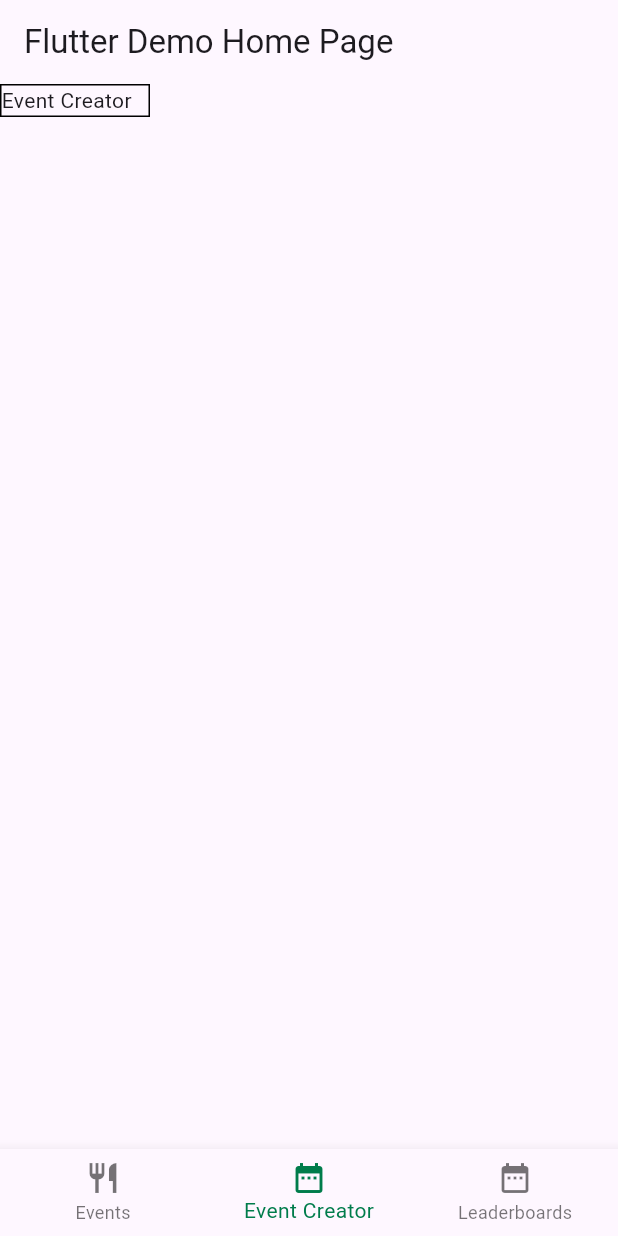
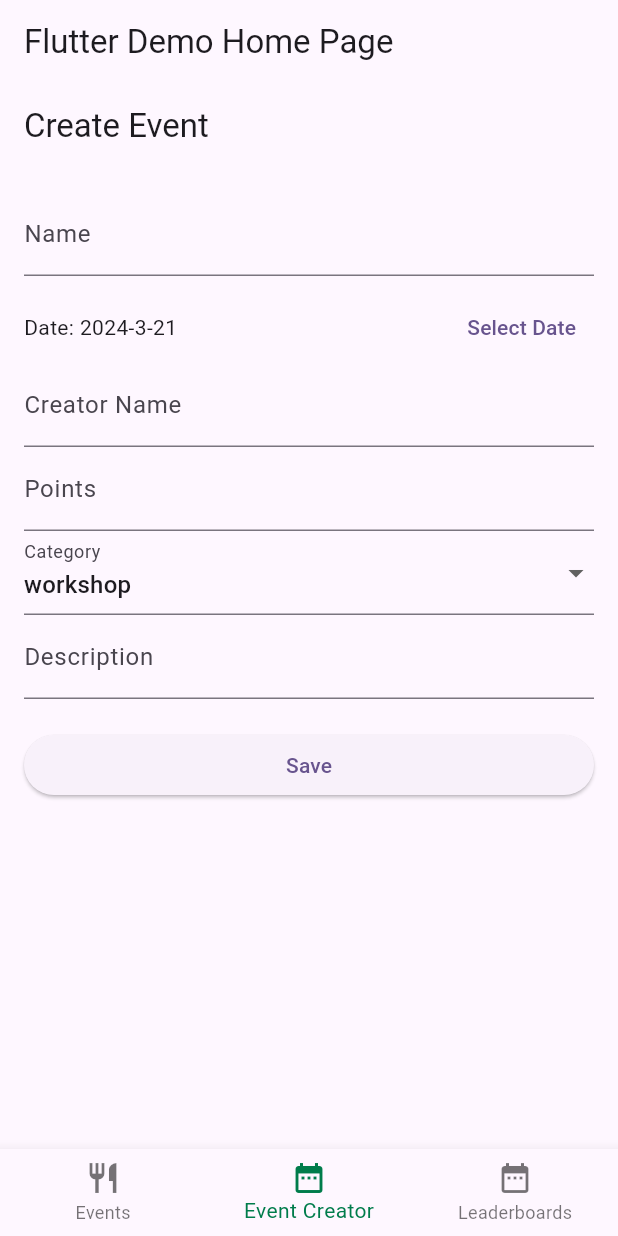
Before and after one commit to McMaster1301/munich-worship, a Flutter app: the screen it shows after launch, item 2 of the bottom bar chosen, on a phone screen of 412 x 824 dp. Run offline on Flutter 3.47's test engine with Material 3 defaults, Android fonts, the phone set to English and light mode, and no system bars.

Commit message:
event creation

```diff
--- a/lib/event_creator.dart
+++ b/lib/event_creator.dart
@@ -1,23 +1,160 @@
 import 'package:flutter/material.dart';
 
-class EventCreator extends StatefulWidget {
-  @override
-  // ignore: no_logic_in_create_state
-  State<EventCreator> createState() => _EventCreatorState();
+enum Category {
+  workshop,
+  sustainability,
+  nutrition,
+  exercise,
+  mindfulness,
+  socialInteractions
 }
 
-class _EventCreatorState extends State<EventCreator> {
+class Event {
+  String name;
+  DateTime date;
+  String creatorName;
+  int points;
+  Category category;
+  String description;
+
+  Event({
+    required this.name,
+    required this.date,
+    required this.creatorName,
+    required this.points,
+    required this.category,
+    required this.description,
+  });
+}
+
+class EventEditor extends StatefulWidget {
+  final Function(Event) onSave;
+
+  EventEditor({required this.onSave});
+
+  @override
+  _EventEditorState createState() => _EventEditorState();
+}
+
+class _EventEditorState extends State<EventEditor> {
+  late TextEditingController _nameController;
+  late TextEditingController _creatorNameController;
+  late TextEditingController _pointsController;
+  late Category _selectedCategory;
+  late TextEditingController _descriptionController;
+  late DateTime _selectedDate;
+
   @override
   void initState() {
     super.initState();
-    //This is the place to fetch sth for api since it is only done once (not in build where it is rebuilt every time)
+    _nameController = TextEditingController();
+    _creatorNameController = TextEditingController();
+    _pointsController = TextEditingController();
+    _descriptionController = TextEditingController();
+    _selectedCategory = Category.workshop;
+    _selectedDate = DateTime.now();
+  }
+
+  @override
+  void dispose() {
+    _nameController.dispose();
+    _creatorNameController.dispose();
+    _pointsController.dispose();
+    _descriptionController.dispose();
+    super.dispose();
   }
 
   @override
   Widget build(BuildContext context) {
-    return Container(
-        width: 100,
-        decoration: BoxDecoration(border: Border.all()),
-        child: const Text(overflow: TextOverflow.ellipsis, 'Event Creator'));
+    return Scaffold(
+      appBar: AppBar(
+        title: Text('Create Event'),
+      ),
+      body: SingleChildScrollView(
+        padding: EdgeInsets.all(16.0),
+        child: Column(
+          crossAxisAlignment: CrossAxisAlignment.stretch,
+          children: [
+            TextField(
+              controller: _nameController,
+              decoration: InputDecoration(labelText: 'Name'),
+            ),
+            SizedBox(height: 10),
+            Row(
+              children: [
+                Expanded(
+                  child: Text(
+                    'Date: ${_selectedDate.year}-${_selectedDate.month}-${_selectedDate.day}',
+                  ),
+                ),
+                TextButton(
+                  onPressed: () => _selectDate(context),
+                  child: Text('Select Date'),
+                ),
+              ],
+            ),
+            TextField(
+              controller: _creatorNameController,
+              decoration: InputDecoration(labelText: 'Creator Name'),
+            ),
+            TextField(
+              controller: _pointsController,
+              keyboardType: TextInputType.number,
+              decoration: InputDecoration(labelText: 'Points'),
+            ),
+            DropdownButtonFormField<Category>(
+              value: _selectedCategory,
+              onChanged: (value) {
+                setState(() {
+                  _selectedCategory = value!;
+                });
+              },
+              items: Category.values.map((category) {
+                return DropdownMenuItem<Category>(
+                  value: category,
+                  child: Text(category.toString().split('.').last),
+                );
+              }).toList(),
+              decoration: InputDecoration(labelText: 'Category'),
+            ),
+            TextField(
+              controller: _descriptionController,
+              decoration: InputDecoration(labelText: 'Description'),
+              maxLines: null,
+            ),
+            SizedBox(height: 20),
+            ElevatedButton(
+              onPressed: () {
+                final event = Event(
+                  name: _nameController.text,
+                  date: _selectedDate,
+                  creatorName: _creatorNameController.text,
+                  points: int.tryParse(_pointsController.text) ?? 0,
+                  category: _selectedCategory,
+                  description: _descriptionController.text,
+                );
+                widget.onSave(event);
+                Navigator.of(context).pop();
+              },
+              child: Text('Save'),
+            ),
+          ],
+        ),
+      ),
+    );
+  }
+
+  Future<void> _selectDate(BuildContext context) async {
+    final DateTime? pickedDate = await showDatePicker(
+      context: context,
+      initialDate: _selectedDate,
+      firstDate: DateTime(2000),
+      lastDate: DateTime(2101),
+    );
+    if (pickedDate != null && pickedDate != _selectedDate) {
+      setState(() {
+        _selectedDate = pickedDate;
+      });
+    }
   }
 }
--- a/lib/main.dart
+++ b/lib/main.dart
@@ -68,7 +68,7 @@ class _MyHomePageState extends State<MyHomePage> {
       body: pageIndex == 0
           ? Events()
           : pageIndex == 1
-              ? EventCreator()
+              ? EventEditor(onSave: (Event ) {  },)
               : Leaderboards(),
       bottomNavigationBar: BottomNavigationBar(
         key: const Key("1"),
```
